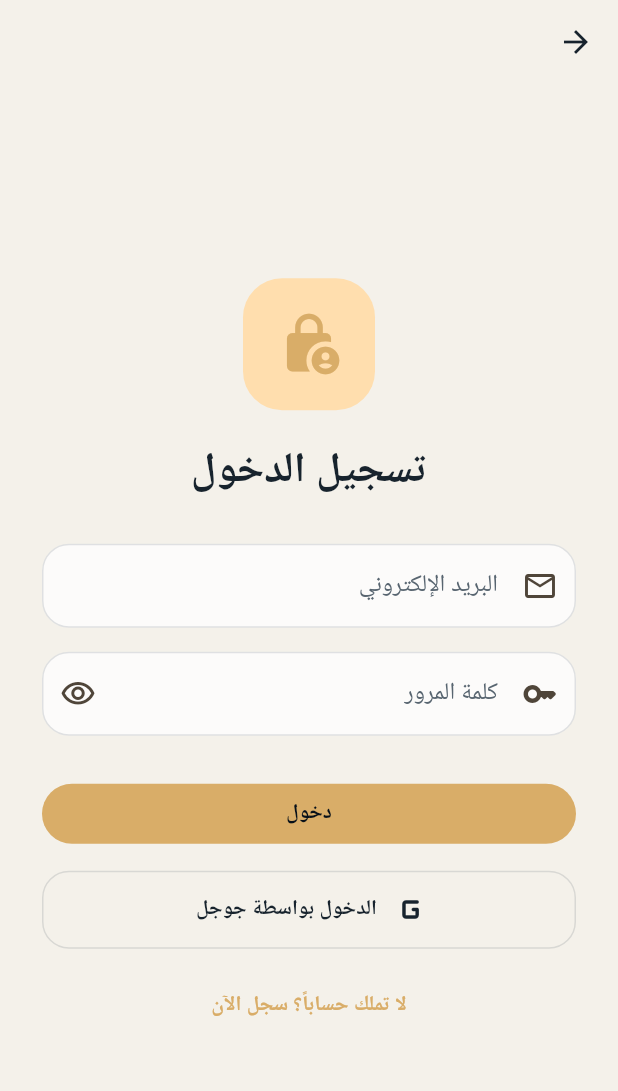
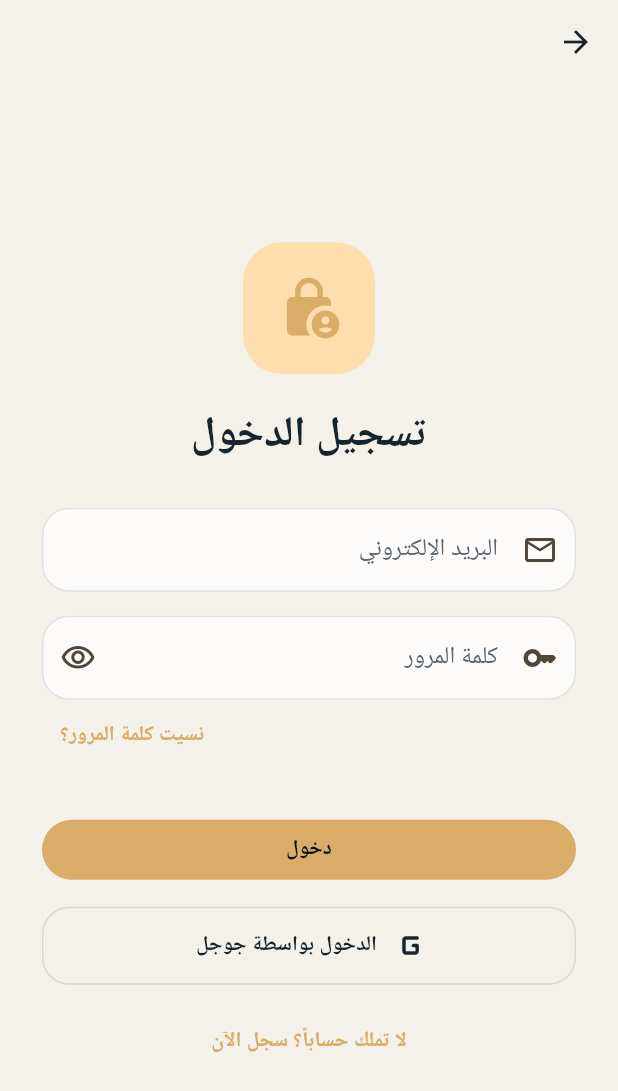
Before and after one commit to abdalmqadma/munib, a Flutter app: the AuthScreen screen opened directly, on a phone screen of 412 x 824 dp. Shown: the top 1091 px of the screen. Run offline on Flutter 3.47's test engine with Material 3 defaults, Android fonts, the phone set to English and light mode, and no system bars; our stand-ins replace cloud_firestore, firebase_analytics, firebase_auth, firebase_core, firebase_messaging, firebase_remote_config and 11 more; missing offline and left inert: home_widget; accounts and stored records are empty.

```diff
--- a/lib/presentation/screens/auth_screen.dart
+++ b/lib/presentation/screens/auth_screen.dart
@@ -4,6 +4,7 @@ import 'package:flutter/services.dart';
 
 import '../../core/app_strings.dart';
 import '../../data/services/auth_service.dart';
+import 'forgot_password_screen.dart';
 import 'home_screen.dart';
 
 class AuthScreen extends StatefulWidget {
@@ -420,6 +421,27 @@ class _AuthScreenState extends State<AuthScreen> {
                         return null;
                       },
                     ),
+                    if (isLogin)
+                      Align(
+                        alignment: AlignmentDirectional.centerEnd,
+                        child: TextButton(
+                          onPressed: isLoading
+                              ? null
+                              : () => Navigator.push(
+                                    context,
+                                    MaterialPageRoute(
+                                      builder: (_) => ForgotPasswordScreen(
+                                        initialEmail: _emailController.text,
+                                      ),
+                                    ),
+                                  ),
+                          child: Text(
+                            Localizations.localeOf(context).languageCode == 'ar'
+                                ? 'نسيت كلمة المرور؟'
+                                : 'Forgot password?',
+                          ),
+                        ),
+                      ),
                     if (!isLogin) ...[
                       const SizedBox(height: 16),
                       TextFormField(
```
